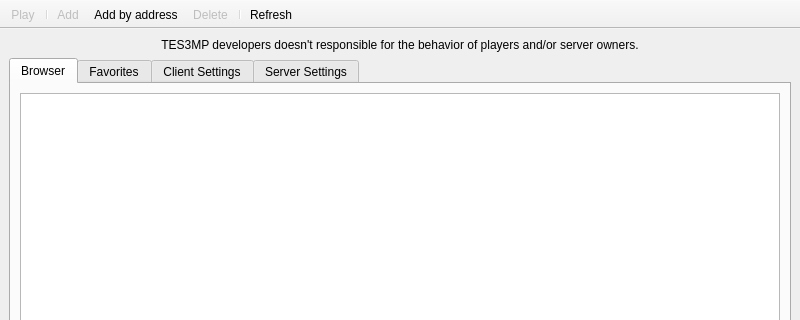
Above: files/tes3mp/ui/Main.ui from terribleterrabyte/openmw-tes3mp before the change; both pictures show x 0 to 800 and y 0 to 320 of the 800 by 600 pixel window. Below: the same form after it.
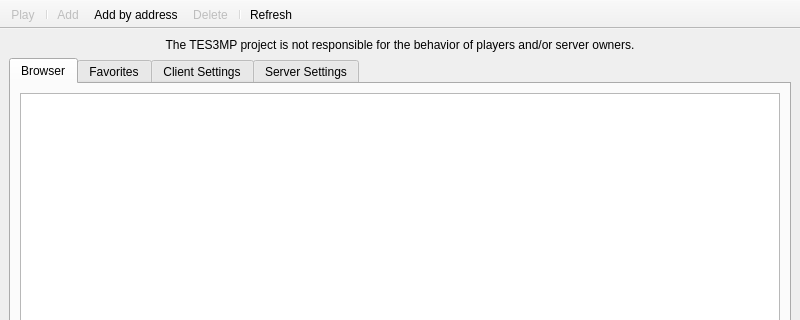
That is the form after the change.

Commit message: [Browser] Use better phrasing for disclaimer

Diff of the .ui file:
```diff
--- a/files/tes3mp/ui/Main.ui
+++ b/files/tes3mp/ui/Main.ui
@@ -18,7 +18,7 @@
     <item>
      <widget class="QLabel" name="label_20">
       <property name="text">
-       <string>TES3MP developers doesn't responsible for the behavior of players and/or server owners.</string>
+       <string>The TES3MP project is not responsible for the behavior of players and/or server owners.</string>
       </property>
       <property name="alignment">
        <set>Qt::AlignCenter</set>
```
